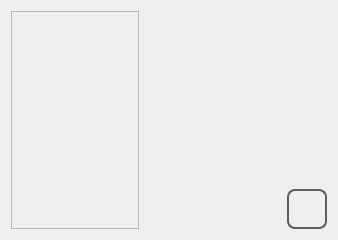
Before: the Qt Designer form qt_library/ATCMsystem/qrcode.ui in MECTsrl/mect_plugins, drawn with Qt 5.
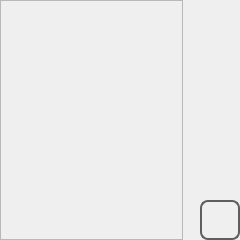
After: the same form once the commit is applied. Icons and pictures are not drawn.

Commit message: Updated size of qrcode

```diff
--- a/qt_library/ATCMsystem/qrcode.ui
+++ b/qt_library/ATCMsystem/qrcode.ui
@@ -6,7 +6,7 @@
    <rect>
     <x>0</x>
     <y>0</y>
-    <width>338</width>
+    <width>240</width>
     <height>240</height>
    </rect>
   </property>
@@ -14,12 +14,18 @@
    <string>Dialog</string>
   </property>
   <layout class="QHBoxLayout" name="horizontalLayout">
+   <property name="spacing">
+    <number>0</number>
+   </property>
+   <property name="margin">
+    <number>0</number>
+   </property>
    <item>
     <widget class="QLabel" name="lblQrCode">
      <property name="minimumSize">
       <size>
-       <width>128</width>
-       <height>128</height>
+       <width>183</width>
+       <height>183</height>
       </size>
      </property>
      <property name="frameShape">
```
